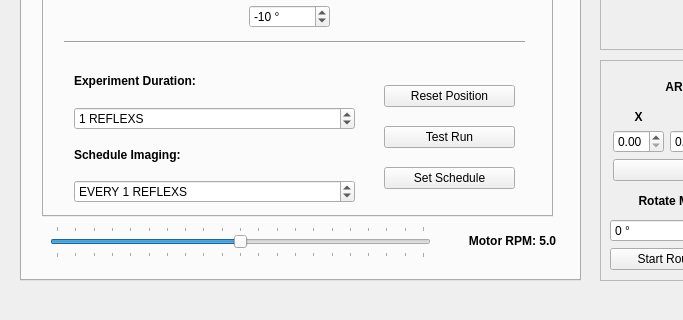
Above: _ui/FlashLapse_CP.ui from CoSE-Jerry/Flashlapse_NEO before the change; both pictures show x 0 to 683 and y 350 to 670 of the 1000 by 670 pixel window. Below: the same form after it.
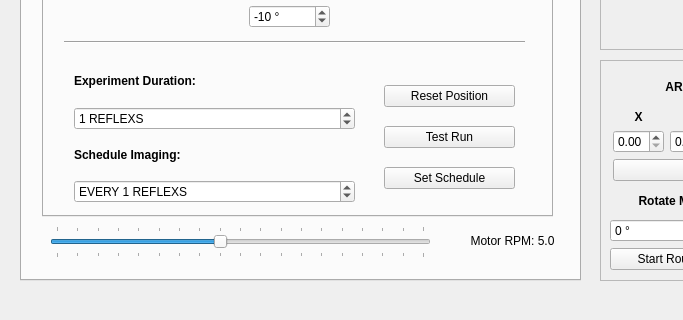
That is the form after the change. Icons and pictures are not drawn.

Patch:
```diff
--- a/_ui/FlashLapse_CP.ui
+++ b/_ui/FlashLapse_CP.ui
@@ -1158,7 +1158,7 @@
        </rect>
       </property>
       <property name="text">
-       <string>&lt;html&gt;&lt;head/&gt;&lt;body&gt;&lt;p align=&quot;center&quot;&gt;&lt;span style=&quot; font-weight:600;&quot;&gt;Motor RPM: 5.0&lt;/span&gt;&lt;/p&gt;&lt;/body&gt;&lt;/html&gt;</string>
+       <string>&lt;html&gt;&lt;head/&gt;&lt;body&gt;&lt;p align=&quot;center&quot;&gt;Motor RPM: 5.0&lt;/p&gt;&lt;/body&gt;&lt;/html&gt;</string>
       </property>
      </widget>
      <widget class="QSlider" name="motorSpeed_slider">
@@ -1174,7 +1174,7 @@
        <cursorShape>OpenHandCursor</cursorShape>
       </property>
       <property name="minimum">
-       <number>0</number>
+       <number>10</number>
       </property>
       <property name="maximum">
        <number>100</number>
```
